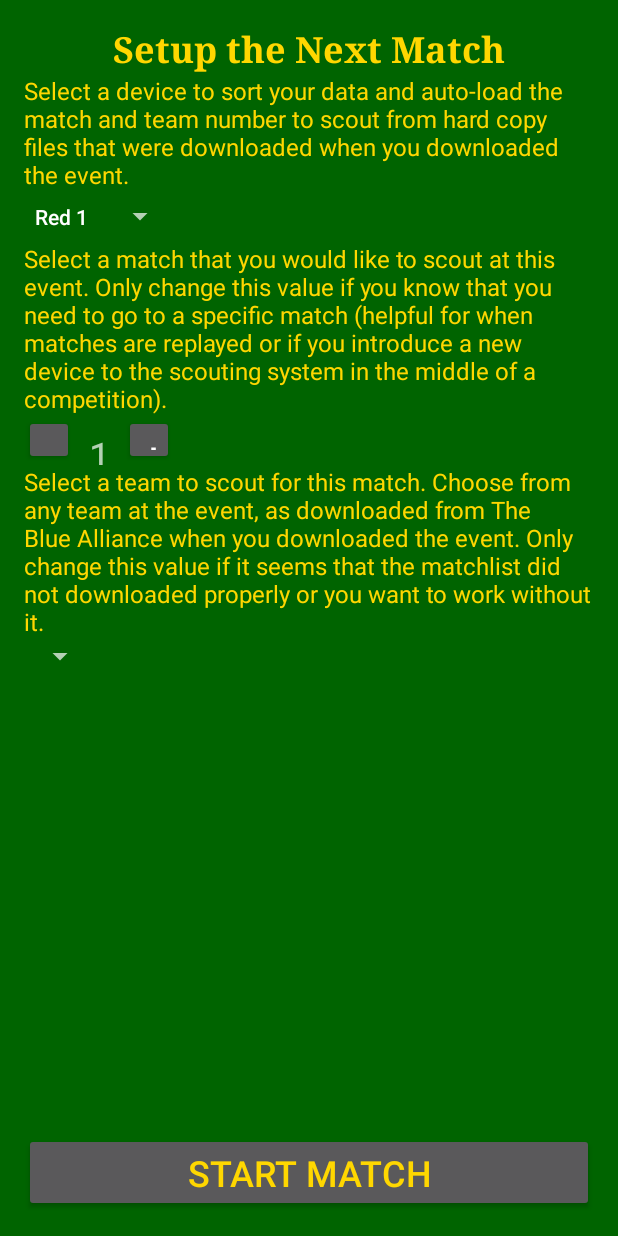
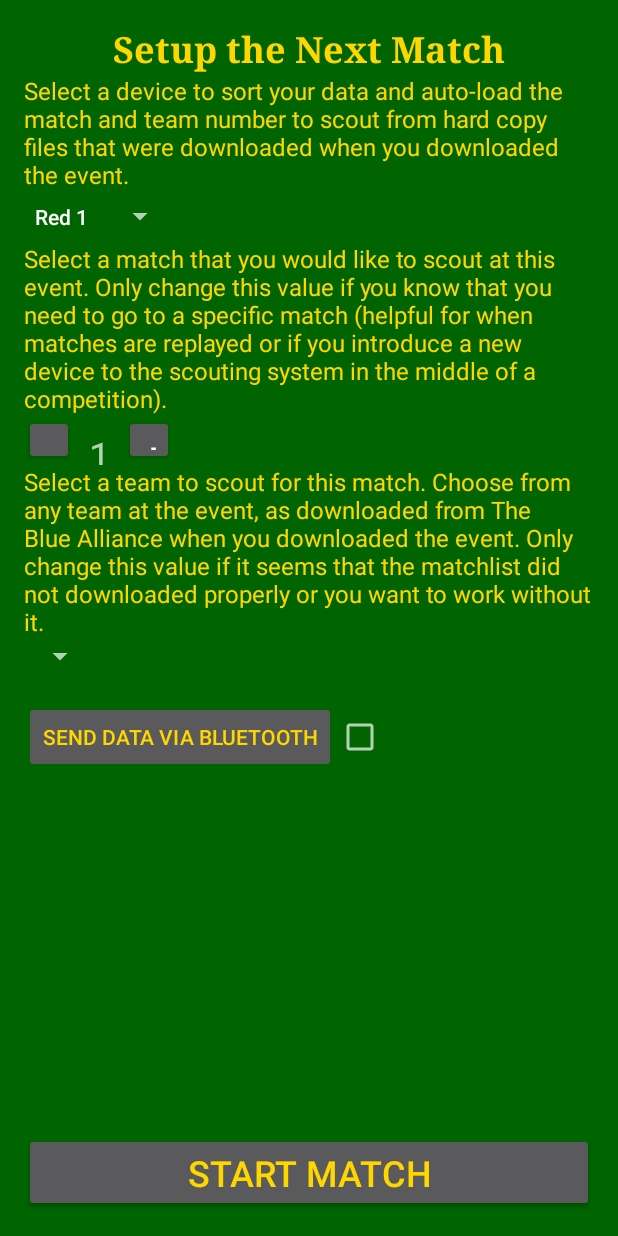
Before and after one commit to FRC701/Scouting2016, an Android app: the ScoutActivity screen opened directly, with no data from a screen before it, on a phone screen of 412 x 824 dp. Run offline under Robolectric (Android 15) with nearby library versions, the phone set to English and light mode, and no system bars; 1 statement that could not run was skipped.

Commit message:
Added Bluetooth data transfer

```diff
--- a/FunctionFIRST2016/app/src/main/AndroidManifest.xml
+++ b/FunctionFIRST2016/app/src/main/AndroidManifest.xml
@@ -8,6 +8,9 @@
 
     <uses-permission android:name="android.permission.INTERNET" />
     <uses-permission android:name="android.permission.ACCESS_NETWORK_STATE" />
+
+    <uses-permission android:name="android.permission.BLUETOOTH"/>
+    <uses-permission android:name="android.permission.BLUETOOTH_ADMIN"/>
 
     <uses-permission
         android:name="android.permission.WRITE_EXTERNAL_STORAGE"
--- a/FunctionFIRST2016/app/src/main/res/layout/activity_scout.xml
+++ b/FunctionFIRST2016/app/src/main/res/layout/activity_scout.xml
@@ -91,4 +91,25 @@
         android:onClick="activityMatch"
         android:textSize="24sp" />
 
+    <Button
+        android:text="@string/send_data_via_bluetooth"
+        android:layout_width="wrap_content"
+        android:layout_height="wrap_content"
+        android:layout_below="@+id/spinnerTeamNumber"
+        android:layout_alignParentLeft="true"
+        android:layout_alignParentStart="true"
+        android:layout_marginTop="18dp"
+        android:id="@+id/button_sendData"
+        android:textColor="@color/Gold"
+        android:onClick="sendDataViaBluetooth"/>
+
+    <CheckBox
+        android:layout_width="wrap_content"
+        android:layout_height="wrap_content"
+        android:id="@+id/checkBox_enableDataTransfer"
+        android:layout_alignBaseline="@+id/button_sendData"
+        android:layout_alignBottom="@+id/button_sendData"
+        android:layout_toRightOf="@+id/button_sendData"
+        android:layout_toEndOf="@+id/button_sendData" />
+
 </RelativeLayout>
--- a/FunctionFIRST2016/app/src/main/res/values/strings.xml
+++ b/FunctionFIRST2016/app/src/main/res/values/strings.xml
@@ -131,6 +131,7 @@
     <string name="pit_scout_question_7"></string>
     <string name="pit_scout_question_8"></string>
     <string name="pit_scout_question_9"></string>
+    <string name="send_data_via_bluetooth">Send Data Via Bluetooth</string>
 
 
 </resources>
--- a/FunctionFIRST2016/build.gradle
+++ b/FunctionFIRST2016/build.gradle
@@ -5,7 +5,7 @@ buildscript {
         jcenter()
     }
     dependencies {
-        classpath 'com.android.tools.build:gradle:1.5.0'
+        classpath 'com.android.tools.build:gradle:2.2.1'
 
         // NOTE: Do not place your application dependencies here; they belong
         // in the individual module build.gradle files
```
Also changed, not shown: FunctionFIRST2016/app/src/main/java/com/vandenrobotics/functionfirst/activities/ScoutActivity.java (+97 -12 lines), FunctionFIRST2016/gradle/wrapper/gradle-wrapper.properties, 582 other files.
